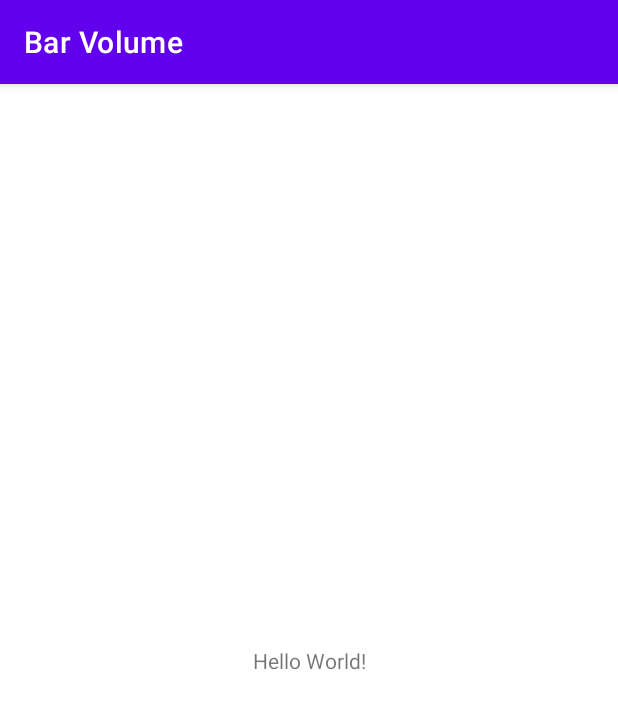
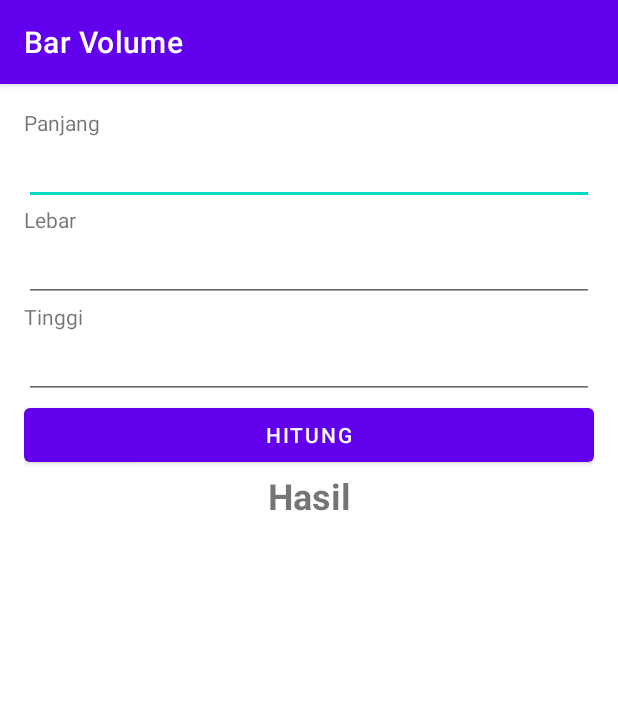
Before and after one commit to dipoengoro/AndroidBarVolume, an Android app: the screen it shows after launch (MainActivity), on a phone screen of 412 x 824 dp. Shown: the top 709 px of the screen. Run offline under Robolectric (Android 15) with nearby library versions, the phone set to English and light mode, and no system bars.

Commit message:
Final App

```diff
--- a/app/src/main/java/id/dipoengoro/barvolume/MainActivity.kt
+++ b/app/src/main/java/id/dipoengoro/barvolume/MainActivity.kt
@@ -1,11 +1,69 @@
 package id.dipoengoro.barvolume
 
+import android.os.Bundle
+import android.view.View
+import android.widget.Button
+import android.widget.EditText
+import android.widget.TextView
 import androidx.appcompat.app.AppCompatActivity
-import android.os.Bundle
 
-class MainActivity : AppCompatActivity() {
+class MainActivity : AppCompatActivity(), View.OnClickListener {
+    private lateinit var editLength: EditText
+    private lateinit var editWidth: EditText
+    private lateinit var editHeight: EditText
+    private lateinit var textResult: TextView
+    private lateinit var buttonCalculate: Button
+
+    companion object {
+        private const val STATE_RESULT = "state_result"
+    }
+
     override fun onCreate(savedInstanceState: Bundle?) {
         super.onCreate(savedInstanceState)
         setContentView(R.layout.activity_main)
+
+        editLength = findViewById(R.id.edit_length)
+        editWidth = findViewById(R.id.edit_width)
+        editHeight = findViewById(R.id.edit_height)
+        textResult = findViewById(R.id.text_result)
+        buttonCalculate = findViewById(R.id.button_calculate)
+
+        buttonCalculate.setOnClickListener(this)
+
+        if (savedInstanceState != null) {
+            val result = savedInstanceState.getString(STATE_RESULT)
+            textResult.text = result
+        }
+    }
+
+    override fun onClick(view: View?) {
+        if (view?.id == R.id.button_calculate) {
+            val inputLength = editLength.text.toString().trim()
+            val inputWidth = editWidth.text.toString().trim()
+            val inputHeight = editHeight.text.toString().trim()
+
+            var isEmptyFields = false
+
+            if (inputLength.isEmpty()) {
+                isEmptyFields = true
+                editLength.error = "Kolom ini tidak boleh kosong"
+            } else if (inputWidth.isEmpty()) {
+                isEmptyFields = true
+                editWidth.error = "Kolom ini tidak boleh kosong"
+            } else if (inputHeight.isEmpty()) {
+                isEmptyFields = true
+                editHeight.error = "Kolom ini tidak boleh kosong"
+            }
+
+            if (!isEmptyFields) {
+                val volume = inputLength.toDouble() * inputWidth.toDouble() * inputHeight.toDouble()
+                textResult.text = volume.toString()
+            }
+        }
+    }
+
+    override fun onSaveInstanceState(outState: Bundle) {
+        super.onSaveInstanceState(outState)
+        outState.putString(STATE_RESULT, textResult.text.toString())
     }
 }
--- a/app/src/main/res/layout/activity_main.xml
+++ b/app/src/main/res/layout/activity_main.xml
@@ -1,18 +1,66 @@
 <?xml version="1.0" encoding="utf-8"?>
-<androidx.constraintlayout.widget.ConstraintLayout xmlns:android="http://schemas.android.com/apk/res/android"
+
+<ScrollView xmlns:android="http://schemas.android.com/apk/res/android"
     xmlns:app="http://schemas.android.com/apk/res-auto"
     xmlns:tools="http://schemas.android.com/tools"
     android:layout_width="match_parent"
-    android:layout_height="match_parent"
-    tools:context=".MainActivity">
+    android:layout_height="match_parent">
+    <LinearLayout
+        android:layout_width="match_parent"
+        android:layout_height="wrap_content"
+        android:padding="16dp"
+        android:orientation="vertical"
+        tools:context=".MainActivity">
 
-    <TextView
-        android:layout_width="wrap_content"
-        android:layout_height="wrap_content"
-        android:text="Hello World!"
-        app:layout_constraintBottom_toBottomOf="parent"
-        app:layout_constraintEnd_toEndOf="parent"
-        app:layout_constraintStart_toStartOf="parent"
-        app:layout_constraintTop_toTopOf="parent" />
+        <TextView
+            android:layout_width="match_parent"
+            android:layout_height="wrap_content"
+            android:text="@string/length" />
 
-</androidx.constraintlayout.widget.ConstraintLayout>
+        <EditText
+            android:id="@+id/edit_length"
+            android:layout_width="match_parent"
+            android:layout_height="wrap_content"
+            android:inputType="numberDecimal"
+            android:lines="1" />
+
+        <TextView
+            android:layout_width="match_parent"
+            android:layout_height="wrap_content"
+            android:text="@string/width" />
+
+        <EditText
+            android:id="@+id/edit_width"
+            android:layout_width="match_parent"
+            android:layout_height="wrap_content"
+            android:inputType="numberDecimal"
+            android:lines="1" />
+
+        <TextView
+            android:layout_width="match_parent"
+            android:layout_height="wrap_content"
+            android:text="@string/height" />
+
+        <EditText
+            android:id="@+id/edit_height"
+            android:layout_width="match_parent"
+            android:layout_height="wrap_content"
+            android:inputType="numberDecimal"
+            android:lines="1" />
+
+        <Button
+            android:id="@+id/button_calculate"
+            android:layout_width="match_parent"
+            android:layout_height="wrap_content"
+            android:text="@string/calculate" />
+
+        <TextView
+            android:id="@+id/text_result"
+            android:layout_width="match_parent"
+            android:layout_height="wrap_content"
+            android:gravity="center"
+            android:text="@string/result"
+            android:textSize="24sp"
+            android:textStyle="bold" />
+    </LinearLayout>
+</ScrollView>
--- a/app/src/main/res/values/strings.xml
+++ b/app/src/main/res/values/strings.xml
@@ -1,3 +1,8 @@
 <resources>
     <string name="app_name">Bar Volume</string>
+    <string name="length">Panjang</string>
+    <string name="width">Lebar</string>
+    <string name="height">Tinggi</string>
+    <string name="calculate">Hitung</string>
+    <string name="result">Hasil</string>
 </resources>
```
